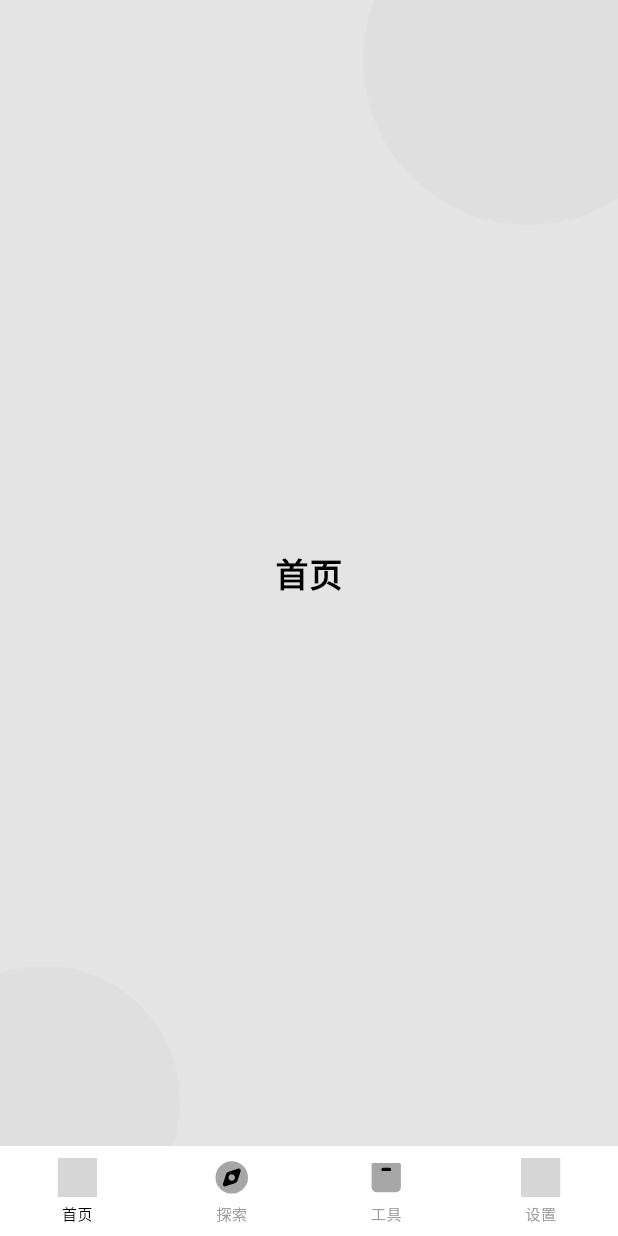
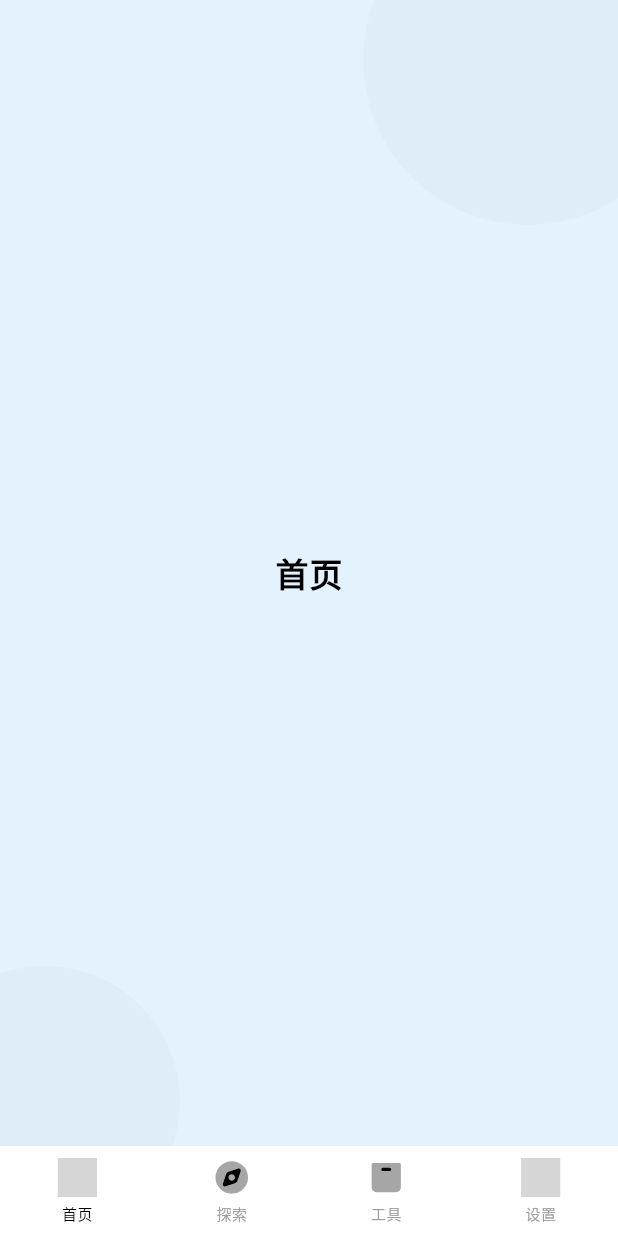
Before and after one commit to GX88/Faith, a Flutter app: the BottomNavigationBarPage screen opened by its route, on a phone screen of 412 x 824 dp. Run offline on Flutter 3.47's test engine with Material 3 defaults, Android fonts, the phone set to English and light mode, and no system bars; drawn by our look-alikes of pull_to_refresh; our stand-ins replace flutter_screenutil, flutter_svg, get, local_auth, lottie; missing offline and left inert: flutter_displaymode, local_auth_android; grey boxes are pictures that could not be loaded.

Commit message:
feat: 各页面支持单独控制状态栏内容颜色，支持自动/强制切换；优化底部导航页面切换动画\n\n- 新增 status_bar_util.dart，支持根据背景色自动或强制设置状态栏内容颜色\n- 首页自动根据背景色切换，探索/工具强制白色内容，设置页深色自动切换\n- 设置页文字颜色适配深色背景\n- 底部导航页面切换动画为自定义滑动，方向自动判断，进入/退出均为平滑动画\n- 便于后续扩展和维护

```diff
--- a/lib/config/config.local.dart
+++ b/lib/config/config.local.dart
@@ -12,5 +12,5 @@ class LocalConfig extends Config {
 
   // 是否开启指纹认证
   @override
-  bool get loginAuthentication => false;
+  bool get loginAuthentication => true;
 }
--- a/lib/pages/explore/views/index.dart
+++ b/lib/pages/explore/views/index.dart
@@ -1,3 +1,4 @@
+import 'package:faith/utils/status_bar_util.dart';
 import 'package:flutter/material.dart';
 
 class ExplorePage extends StatelessWidget {
@@ -5,8 +6,9 @@ class ExplorePage extends StatelessWidget {
 
   @override
   Widget build(BuildContext context) {
+    setStatusBarStyle(force: Brightness.dark); // 强制白色内容
     return Scaffold(
-      backgroundColor: const Color.fromARGB(255, 228, 228, 228),
+      backgroundColor: const Color(0xFFE8F5E9), // 淡绿色，主色调更明显
       extendBodyBehindAppBar: true,
       body: Stack(
         children: [
--- a/lib/pages/home/views/index.dart
+++ b/lib/pages/home/views/index.dart
@@ -1,3 +1,4 @@
+import 'package:faith/utils/status_bar_util.dart';
 import 'package:flutter/material.dart';
 
 class HomePage extends StatelessWidget {
@@ -5,8 +6,9 @@ class HomePage extends StatelessWidget {
 
   @override
   Widget build(BuildContext context) {
+    setStatusBarStyle(bgColor: const Color(0xFFE3F2FD)); // 自动根据背景色
     return Scaffold(
-      backgroundColor: const Color.fromARGB(255, 228, 228, 228),
+      backgroundColor: const Color(0xFFE3F2FD), // 淡蓝色，主色调更明显
       extendBodyBehindAppBar: true,
       body: Stack(
         children: [
--- a/lib/pages/nav/views/bottom navigation_bar.dart
+++ b/lib/pages/nav/views/bottom navigation_bar.dart
@@ -1,3 +1,4 @@
+import 'package:animations/animations.dart';
 import 'package:flutter/material.dart';
 import 'package:get/get.dart';
 import 'package:lottie/lottie.dart';
@@ -41,6 +42,7 @@ class _BottomNavigationBarPageState extends State<BottomNavigationBarPage>
   late final AnimationController toolLottieController;
   late final AnimationController settingLottieController;
   late final AnimationController exploreLottieController;
+  int _lastIndex = 0;
 
   @override
   void initState() {
@@ -65,7 +67,9 @@ class _BottomNavigationBarPageState extends State<BottomNavigationBarPage>
   }
 
   void _onTabTapped(int index) {
-    // 页面立即切换
+    setState(() {
+      _lastIndex = controller.selectedIndex.value;
+    });
     controller.onTabTapped(index);
     // 如果点击首页tab，播放一次动画
     if (index == 0) {
@@ -162,7 +166,37 @@ class _BottomNavigationBarPageState extends State<BottomNavigationBarPage>
         }
       }
       return Scaffold(
-        body: controller.pages[controller.selectedIndex.value],
+        body: PageTransitionSwitcher(
+          duration: Duration(milliseconds: 350), // 动画更快但不过于突兀
+          transitionBuilder: (child, animation, secondaryAnimation) {
+            final isForward = controller.selectedIndex.value > _lastIndex;
+            final enterOffset = isForward
+                ? Offset(1.0, 0.0)
+                : Offset(-1.0, 0.0);
+            final exitOffset = isForward ? Offset(-1.0, 0.0) : Offset(1.0, 0.0);
+            return SlideTransition(
+              position: animation.drive(
+                Tween<Offset>(
+                  begin: enterOffset,
+                  end: Offset.zero,
+                ).chain(CurveTween(curve: Curves.easeOutCubic)), // 进入平滑
+              ),
+              child: SlideTransition(
+                position: secondaryAnimation.drive(
+                  Tween<Offset>(
+                    begin: Offset.zero,
+                    end: exitOffset,
+                  ).chain(CurveTween(curve: Curves.easeOutCubic)), // 退出平滑
+                ),
+                child: child,
+              ),
+            );
+          },
+          child: KeyedSubtree(
+            key: ValueKey(controller.selectedIndex.value),
+            child: controller.pages[controller.selectedIndex.value],
+          ),
+        ),
         bottomNavigationBar: SizedBox(
           height: 60,
           child: Theme(
--- a/lib/pages/settings/views/index.dart
+++ b/lib/pages/settings/views/index.dart
@@ -1,3 +1,4 @@
+import 'package:faith/utils/status_bar_util.dart';
 import 'package:flutter/material.dart';
 
 class SettingsPage extends StatelessWidget {
@@ -5,8 +6,9 @@ class SettingsPage extends StatelessWidget {
 
   @override
   Widget build(BuildContext context) {
+    setStatusBarStyle(bgColor: const Color(0xFF263238)); // 自动根据深色背景判断
     return Scaffold(
-      backgroundColor: const Color.fromARGB(255, 228, 228, 228),
+      backgroundColor: const Color(0xFF263238), // 深灰色，主色调更明显
       extendBodyBehindAppBar: true,
       body: Stack(
         children: [
@@ -43,7 +45,7 @@ class SettingsPage extends StatelessWidget {
                 style: const TextStyle(
                   fontSize: 22,
                   fontWeight: FontWeight.w600,
-                  color: Colors.black,
+                  color: Colors.white,
                   letterSpacing: 0.5,
                 ),
               ),
--- a/lib/pages/tools/views/index.dart
+++ b/lib/pages/tools/views/index.dart
@@ -1,3 +1,4 @@
+import 'package:faith/utils/status_bar_util.dart';
 import 'package:flutter/material.dart';
 
 class ToolsPage extends StatelessWidget {
@@ -5,8 +6,9 @@ class ToolsPage extends StatelessWidget {
 
   @override
   Widget build(BuildContext context) {
+    setStatusBarStyle(force: Brightness.light); // 强制白色内容
     return Scaffold(
-      backgroundColor: const Color.fromARGB(255, 228, 228, 228),
+      backgroundColor: const Color(0xFFFFF9C4), // 淡黄色，主色调更明显
       extendBodyBehindAppBar: true,
       body: Stack(
         children: [
--- a/pubspec.yaml
+++ b/pubspec.yaml
@@ -28,6 +28,8 @@ dependencies:
   local_auth_android: ^1.0.36
 
   lottie: ^3.3.1 # Lottie动画
+
+  animations: ^2.0.11 # 页面切换动画
 
 dev_dependencies:
   flutter_test:
```
Also changed, not shown: lib/utils/status_bar_util.dart (added, +31 -0 lines), pubspec.lock.
